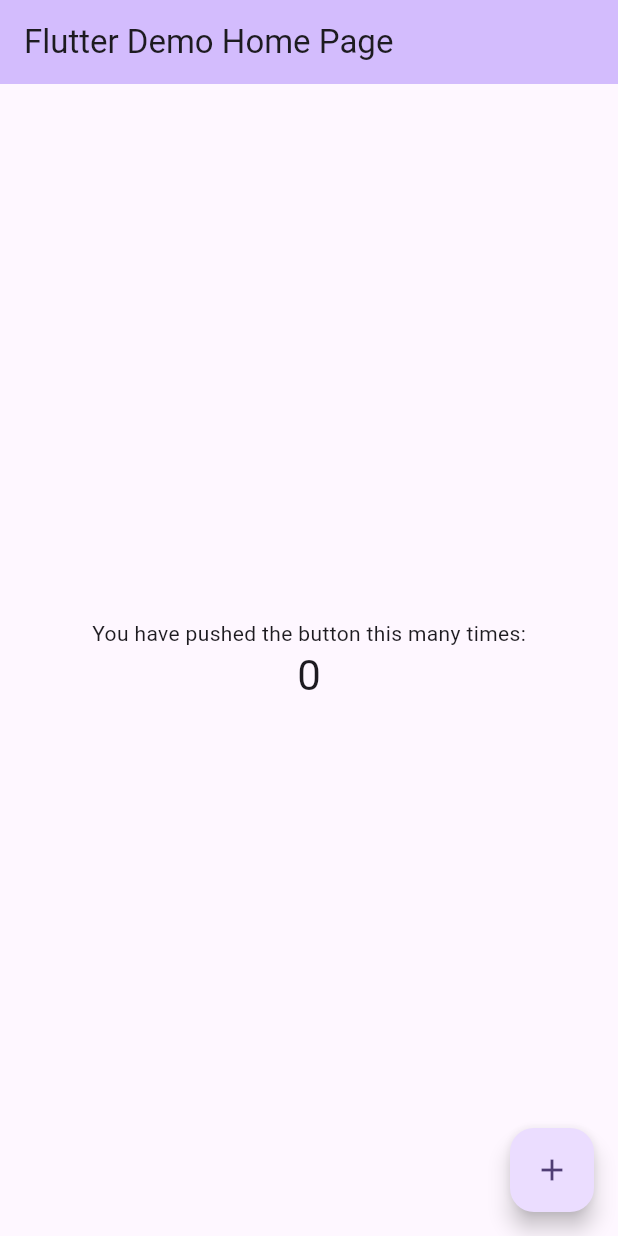
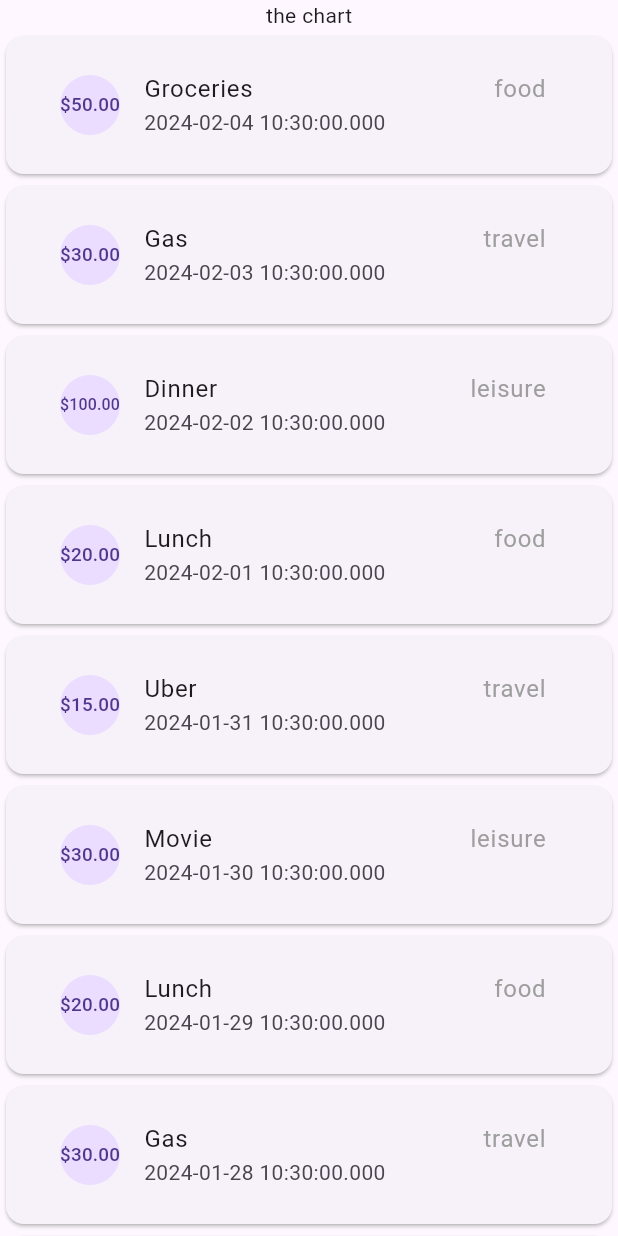
Before and after one commit to arrke/flutter_expences, a Flutter app: the screen it shows after launch, on a phone screen of 412 x 824 dp. Run offline on Flutter 3.47's test engine with Material 3 defaults, Android fonts, the phone set to English and light mode, and no system bars.

Commit message:
add list of expenses

```diff
--- /dev/null
+++ b/lib/expenses.dart
@@ -0,0 +1,82 @@
+import 'dart:math';
+
+import 'package:expense_tracker/widgets/expenses_list/expenses_list.dart';
+import 'package:flutter/material.dart';
+import 'package:expense_tracker/models/expense.dart';
+
+class Expenses extends StatefulWidget {
+  const Expenses({super.key});
+
+  @override
+  State<Expenses> createState() {
+    return _ExpensesState();
+  }
+}
+
+class _ExpensesState extends State<Expenses> {
+  final List<Expense> _registredExpenses = [
+    Expense(
+        title: "Groceries",
+        amount: 50.00,
+        date: DateTime.now(),
+        category: Category.food),
+    Expense(
+        title: "Gas",
+        amount: 30.00,
+        date: DateTime.now().subtract(const Duration(days: 1)),
+        category: Category.travel),
+    Expense(
+        title: "Dinner",
+        amount: 100.00,
+        date: DateTime.now().subtract(const Duration(days: 2)),
+        category: Category.leisure),
+    Expense(
+        title: "Lunch",
+        amount: 20.00,
+        date: DateTime.now().subtract(const Duration(days: 3)),
+        category: Category.food),
+    Expense(
+        title: "Uber",
+        amount: 15.00,
+        date: DateTime.now().subtract(const Duration(days: 4)),
+        category: Category.travel),
+    Expense(
+        title: "Movie",
+        amount: 30.00,
+        date: DateTime.now().subtract(const Duration(days: 5)),
+        category: Category.leisure),
+    Expense(
+        title: "Lunch",
+        amount: 20.00,
+        date: DateTime.now().subtract(const Duration(days: 6)),
+        category: Category.food),
+    Expense(
+        title: "Gas",
+        amount: 30.00,
+        date: DateTime.now().subtract(const Duration(days: 7)),
+        category: Category.travel),
+    Expense(
+        title: "Dinner",
+        amount: 100.00,
+        date: DateTime.now().subtract(const Duration(days: 8)),
+        category: Category.leisure),
+    Expense(
+        title: "Groceries",
+        amount: 50.00,
+        date: DateTime.now().subtract(const Duration(days: 9)),
+        category: Category.food),
+  ];
+
+  @override
+  Widget build(BuildContext context) {
+    return Scaffold(
+        body: Column(
+      children: [
+        Text('the chart'),
+        Expanded(
+          child: ExpensesList(expenses: _registredExpenses),
+        ),
+      ],
+    ));
+  }
+}
--- a/lib/main.dart
+++ b/lib/main.dart
@@ -1,125 +1,6 @@
+import 'package:expense_tracker/expenses.dart';
 import 'package:flutter/material.dart';
 
 void main() {
-  runApp(const MyApp());
+  runApp(const MaterialApp(home: Expenses()));
 }
-
-class MyApp extends StatelessWidget {
-  const MyApp({super.key});
-
-  // This widget is the root of your application.
-  @override
-  Widget build(BuildContext context) {
-    return MaterialApp(
-      title: 'Flutter Demo',
-      theme: ThemeData(
-        // This is the theme of your application.
-        //
-        // TRY THIS: Try running your application with "flutter run". You'll see
-        // the application has a purple toolbar. Then, without quitting the app,
-        // try changing the seedColor in the colorScheme below to Colors.green
-        // and then invoke "hot reload" (save your changes or press the "hot
-        // reload" button in a Flutter-supported IDE, or press "r" if you used
-        // the command line to start the app).
-        //
-        // Notice that the counter didn't reset back to zero; the application
-        // state is not lost during the reload. To reset the state, use hot
-        // restart instead.
-        //
-        // This works for code too, not just values: Most code changes can be
-        // tested with just a hot reload.
-        colorScheme: ColorScheme.fromSeed(seedColor: Colors.deepPurple),
-        useMaterial3: true,
-      ),
-      home: const MyHomePage(title: 'Flutter Demo Home Page'),
-    );
-  }
-}
-
-class MyHomePage extends StatefulWidget {
-  const MyHomePage({super.key, required this.title});
-
-  // This widget is the home page of your application. It is stateful, meaning
-  // that it has a State object (defined below) that contains fields that affect
-  // how it looks.
-
-  // This class is the configuration for the state. It holds the values (in this
-  // case the title) provided by the parent (in this case the App widget) and
-  // used by the build method of the State. Fields in a Widget subclass are
-  // always marked "final".
-
-  final String title;
-
-  @override
-  State<MyHomePage> createState() => _MyHomePageState();
-}
-
-class _MyHomePageState extends State<MyHomePage> {
-  int _counter = 0;
-
-  void _incrementCounter() {
-    setState(() {
-      // This call to setState tells the Flutter framework that something has
-      // changed in this State, which causes it to rerun the build method below
-      // so that the display can reflect the updated values. If we changed
-      // _counter without calling setState(), then the build method would not be
-      // called again, and so nothing would appear to happen.
-      _counter++;
-    });
-  }
-
-  @override
-  Widget build(BuildContext context) {
-    // This method is rerun every time setState is called, for instance as done
-    // by the _incrementCounter method above.
-    //
-    // The Flutter framework has been optimized to make rerunning build methods
-    // fast, so that you can just rebuild anything that needs updating rather
-    // than having to individually change instances of widgets.
-    return Scaffold(
-      appBar: AppBar(
-        // TRY THIS: Try changing the color here to a specific color (to
-        // Colors.amber, perhaps?) and trigger a hot reload to see the AppBar
-        // change color while the other colors stay the same.
-        backgroundColor: Theme.of(context).colorScheme.inversePrimary,
-        // Here we take the value from the MyHomePage object that was created by
-        // the App.build method, and use it to set our appbar title.
-        title: Text(widget.title),
-      ),
-      body: Center(
-        // Center is a layout widget. It takes a single child and positions it
-        // in the middle of the parent.
-        child: Column(
-          // Column is also a layout widget. It takes a list of children and
-          // arranges them vertically. By default, it sizes itself to fit its
-          // children horizontally, and tries to be as tall as its parent.
-          //
-          // Column has various properties to control how it sizes itself and
-          // how it positions its children. Here we use mainAxisAlignment to
-          // center the children vertically; the main axis here is the vertical
-          // axis because Columns are vertical (the cross axis would be
-          // horizontal).
-          //
-          // TRY THIS: Invoke "debug painting" (choose the "Toggle Debug Paint"
-          // action in the IDE, or press "p" in the console), to see the
-          // wireframe for each widget.
-          mainAxisAlignment: MainAxisAlignment.center,
-          children: <Widget>[
-            const Text(
-              'You have pushed the button this many times:',
-            ),
-            Text(
-              '$_counter',
-              style: Theme.of(context).textTheme.headlineMedium,
-            ),
-          ],
-        ),
-      ),
-      floatingActionButton: FloatingActionButton(
-        onPressed: _incrementCounter,
-        tooltip: 'Increment',
-        child: const Icon(Icons.add),
-      ), // This trailing comma makes auto-formatting nicer for build methods.
-    );
-  }
-}
--- /dev/null
+++ b/lib/models/expense.dart
@@ -0,0 +1,22 @@
+import 'package:uuid/uuid.dart';
+
+const uuid = Uuid();
+
+enum Category {
+  food, travel, leisure, work
+}
+
+class Expense{
+  Expense({
+    required this.title,
+    required this.amount,
+    required this.date,
+    required this.category,
+  }) : id = uuid.v4();
+
+  final String id;
+  final String title;
+  final double amount;
+  final DateTime date;
+  final Category category;
+}
--- /dev/null
+++ b/lib/widgets/expenses_list/expense_item.dart
@@ -0,0 +1,38 @@
+import 'package:expense_tracker/models/expense.dart';
+import 'package:flutter/material.dart';
+
+class ExpenseItem extends StatelessWidget {
+  const ExpenseItem(this.expense, {super.key});
+
+  final Expense expense;
+
+  @override
+  Widget build(BuildContext context) {
+    return Card(
+      child: Padding(
+        padding: const EdgeInsets.symmetric(
+          horizontal: 20,
+          vertical: 10,
+        ),
+        child: ListTile(
+          leading: CircleAvatar(
+            child: FittedBox(
+              child: Text('\$${expense.amount.toStringAsFixed(2)}'),
+            ),
+          ),
+          title: Row(children: [
+            Text(expense.title),
+            const Spacer(),
+            Text(
+              expense.category.toString().split('.').last,
+              style: const TextStyle(
+                color: Colors.grey,
+              ),
+            ),
+          ]),
+          subtitle: Text(expense.date.toString()),
+        ),
+      ),
+    );
+  }
+}
--- /dev/null
+++ b/lib/widgets/expenses_list/expenses_list.dart
@@ -0,0 +1,19 @@
+import 'package:expense_tracker/widgets/expenses_list/expense_item.dart';
+import 'package:flutter/material.dart';
+import 'package:expense_tracker/models/expense.dart';
+
+class ExpensesList extends StatelessWidget {
+  final List<Expense> expenses;
+
+  const ExpensesList({super.key, required this.expenses});
+
+  @override
+  Widget build(BuildContext context) {
+    return ListView.builder(
+      itemCount: expenses.length,
+      itemBuilder: (context, index) {
+        return ExpenseItem(expenses[index]);
+      },
+    );
+  }
+}
--- a/pubspec.yaml
+++ b/pubspec.yaml
@@ -35,6 +35,7 @@ dependencies:
   # The following adds the Cupertino Icons font to your application.
   # Use with the CupertinoIcons class for iOS style icons.
   cupertino_icons: ^1.0.2
+  uuid: ^4.3.3
 
 dev_dependencies:
   flutter_test:
```
Also changed, not shown: pubspec.lock.
